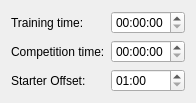
This is modules/startlist/startdataeditor.ui in MrApe/OpenCompetition as Qt 5 draws it before an edit. The edited form follows.
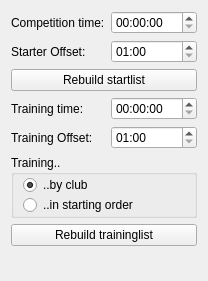
This is the edited form. Icons and pictures are not drawn.

Commit message:
StartListWidget complete
 + manual startlist creation
 + time intervas and offsets changeable
 + different sortings implemented

Diff of the .ui file:
```diff
--- a/modules/startlist/startdataeditor.ui
+++ b/modules/startlist/startdataeditor.ui
@@ -6,24 +6,17 @@
    <rect>
     <x>0</x>
     <y>0</y>
-    <width>175</width>
-    <height>90</height>
+    <width>208</width>
+    <height>281</height>
    </rect>
   </property>
   <property name="windowTitle">
    <string>Form</string>
   </property>
   <layout class="QFormLayout" name="formLayout">
-   <item row="0" column="0">
-    <widget class="QLabel" name="label">
-     <property name="text">
-      <string>Training time:</string>
-     </property>
-    </widget>
-   </item>
-   <item row="0" column="1">
-    <widget class="QTimeEdit" name="trainingTime"/>
-   </item>
+   <property name="fieldGrowthPolicy">
+    <enum>QFormLayout::AllNonFixedFieldsGrow</enum>
+   </property>
    <item row="1" column="0">
     <widget class="QLabel" name="label_2">
      <property name="text">
@@ -68,6 +61,101 @@
      </property>
     </widget>
    </item>
+   <item row="6" column="0" colspan="2">
+    <widget class="QGroupBox" name="groupBox">
+     <property name="title">
+      <string>Training..</string>
+     </property>
+     <layout class="QVBoxLayout" name="verticalLayout">
+      <property name="spacing">
+       <number>0</number>
+      </property>
+      <property name="topMargin">
+       <number>0</number>
+      </property>
+      <property name="bottomMargin">
+       <number>0</number>
+      </property>
+      <item>
+       <widget class="QRadioButton" name="byclub">
+        <property name="text">
+         <string>..by club</string>
+        </property>
+        <property name="checked">
+         <bool>true</bool>
+        </property>
+       </widget>
+      </item>
+      <item>
+       <widget class="QRadioButton" name="instartingorder">
+        <property name="text">
+         <string>..in starting order</string>
+        </property>
+       </widget>
+      </item>
+     </layout>
+    </widget>
+   </item>
+   <item row="5" column="0">
+    <widget class="QLabel" name="label_4">
+     <property name="text">
+      <string>Training Offset:</string>
+     </property>
+    </widget>
+   </item>
+   <item row="5" column="1">
+    <widget class="QTimeEdit" name="trainingOffset">
+     <property name="maximumTime">
+      <time>
+       <hour>0</hour>
+       <minute>10</minute>
+       <second>0</second>
+      </time>
+     </property>
+     <property name="minimumTime">
+      <time>
+       <hour>0</hour>
+       <minute>1</minute>
+       <second>0</second>
+      </time>
+     </property>
+     <property name="displayFormat">
+      <string>mm:ss</string>
+     </property>
+    </widget>
+   </item>
+   <item row="7" column="0" colspan="2">
+    <widget class="QPushButton" name="rebuildTraining">
+     <property name="text">
+      <string>Rebuild traininglist</string>
+     </property>
+     <property name="icon">
+      <iconset resource="../../ressources.qrc">
+       <normaloff>:/ui/icons/images/icons/refresh_doc_64.png</normaloff>:/ui/icons/images/icons/refresh_doc_64.png</iconset>
+     </property>
+    </widget>
+   </item>
+   <item row="4" column="0">
+    <widget class="QLabel" name="label">
+     <property name="text">
+      <string>Training time:</string>
+     </property>
+    </widget>
+   </item>
+   <item row="4" column="1">
+    <widget class="QTimeEdit" name="trainingTime"/>
+   </item>
+   <item row="3" column="0" colspan="2">
+    <widget class="QPushButton" name="rebuildStart">
+     <property name="text">
+      <string>Rebuild startlist</string>
+     </property>
+     <property name="icon">
+      <iconset resource="../../ressources.qrc">
+       <normaloff>:/ui/icons/images/icons/refresh_doc_64.png</normaloff>:/ui/icons/images/icons/refresh_doc_64.png</iconset>
+     </property>
+    </widget>
+   </item>
   </layout>
  </widget>
  <resources/>
```
Left out of the diff: 6 changed lines with no effect on the pictures. The commit also changes 11 other files.
